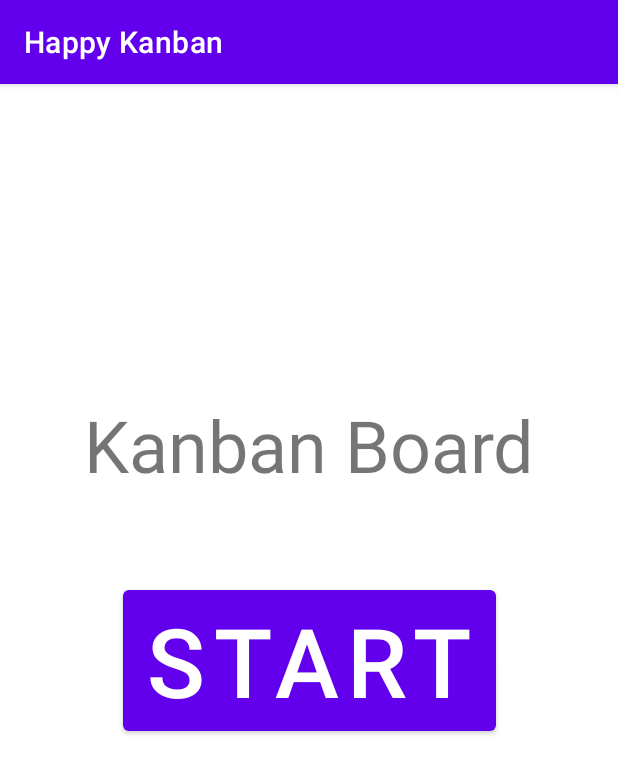
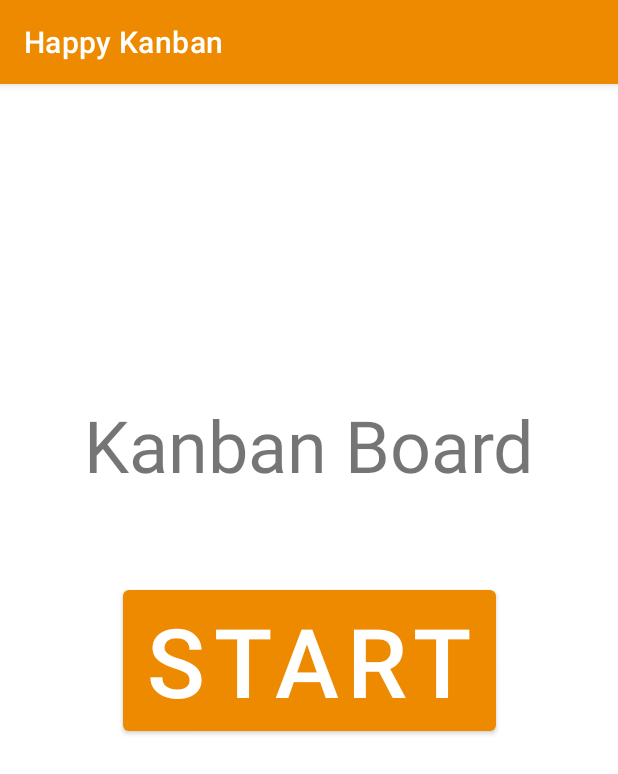
Before and after one commit to TomAwezome/happy-kanban, an Android app: the screen it shows after launch (MainActivity), on a phone screen of 412 x 824 dp. Shown: the top 774 px of the screen. Run offline under Robolectric (Android 15) with nearby library versions, the light colour scheme and no system bars.

Commit message:
Change app theme.

```diff
--- a/app/src/main/res/values/colors.xml
+++ b/app/src/main/res/values/colors.xml
@@ -1,5 +1,10 @@
 <?xml version="1.0" encoding="utf-8"?>
 <resources>
+
+    <color name="orange_bright">#ED8A00</color>
+    <color name="orange_dark">#B35300</color>
+    <color name="orange_accent">#D7CD70</color>
+
     <color name="purple_200">#FFBB86FC</color>
     <color name="purple_500">#FF6200EE</color>
     <color name="purple_700">#FF3700B3</color>
--- a/app/src/main/res/values/themes.xml
+++ b/app/src/main/res/values/themes.xml
@@ -2,9 +2,13 @@
     <!-- Base application theme. -->
     <style name="Theme.HappyKanban" parent="Theme.MaterialComponents.DayNight.DarkActionBar">
         <!-- Primary brand color. -->
-        <item name="colorPrimary">@color/purple_500</item>
-        <item name="colorPrimaryVariant">@color/purple_700</item>
+<!--        <item name="colorPrimary">@color/purple_500</item>-->
+<!--        <item name="colorPrimaryVariant">@color/purple_700</item>-->
+<!--        <item name="colorOnPrimary">@color/white</item>-->
+        <item name="colorPrimary">@color/orange_bright</item>
+        <item name="colorPrimaryVariant">@color/orange_dark</item>
         <item name="colorOnPrimary">@color/white</item>
+
         <!-- Secondary brand color. -->
         <item name="colorSecondary">@color/teal_200</item>
         <item name="colorSecondaryVariant">@color/teal_700</item>
```
